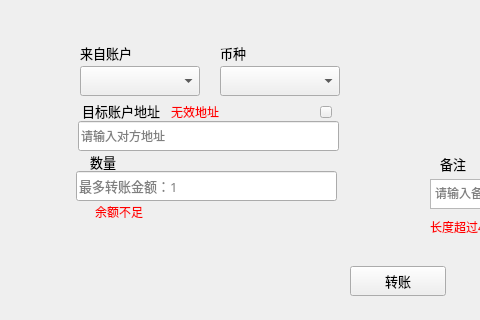
This is transfer/transferpage.ui in HcashOrg/hx-indicator as Qt 5 draws it before an edit; both pictures show x 0 to 480 and y 84 to 404 of the 770 by 530 pixel window. The edited form follows.
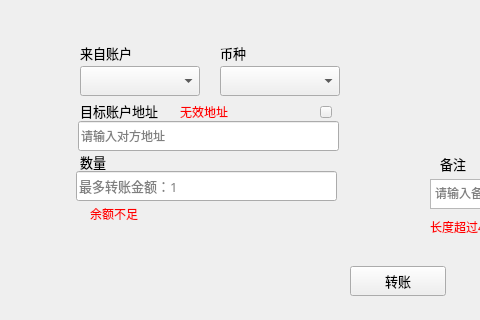
This is the edited form.

Diff of the .ui file:
```diff
--- a/transfer/transferpage.ui
+++ b/transfer/transferpage.ui
@@ -70,7 +70,7 @@
     <rect>
      <x>80</x>
      <y>180</y>
-     <width>80</width>
+     <width>100</width>
      <height>30</height>
     </rect>
    </property>
@@ -84,13 +84,13 @@
     <string>目标账户地址</string>
    </property>
    <property name="alignment">
-    <set>Qt::AlignRight|Qt::AlignTrailing|Qt::AlignVCenter</set>
+    <set>Qt::AlignLeading|Qt::AlignLeft|Qt::AlignVCenter</set>
    </property>
   </widget>
   <widget class="QLabel" name="amountLabel">
    <property name="geometry">
     <rect>
-     <x>90</x>
+     <x>80</x>
      <y>235</y>
      <width>80</width>
      <height>21</height>
@@ -170,10 +170,10 @@
   <widget class="QLabel" name="tipLabel3">
    <property name="geometry">
     <rect>
-     <x>95</x>
+     <x>90</x>
      <y>288</y>
      <width>161</width>
-     <height>16</height>
+     <height>20</height>
     </rect>
    </property>
    <property name="cursor">
@@ -189,9 +189,9 @@
   <widget class="QLabel" name="tipLabel4">
    <property name="geometry">
     <rect>
-     <x>171</x>
+     <x>180</x>
      <y>181</y>
-     <width>200</width>
+     <width>120</width>
      <height>30</height>
     </rect>
    </property>
```
